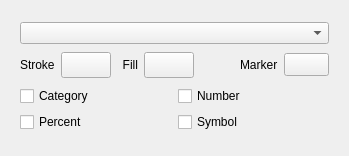
Old version of the form plugins/chartshape/widgets/RadarDataSetConfigWidget.ui in the repository KDE/calligra.
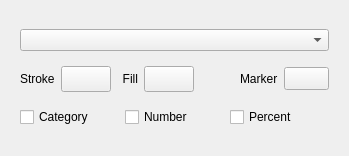
New version of the form. Custom widgets are drawn as their Qt base class.

Commit message:
Chart: Fix marker symbols
Marker symbols were mixed up with value-label-symbol.

Patch:
```diff
--- a/plugins/chartshape/widgets/RadarDataSetConfigWidget.ui
+++ b/plugins/chartshape/widgets/RadarDataSetConfigWidget.ui
@@ -16,8 +16,6 @@
     <widget class="QWidget" name="datasetWidgets" native="true">
      <layout class="QVBoxLayout" name="verticalLayout">
       <item>
-       <layout class="QGridLayout" name="gridLayout_2">
-        <item row="0" column="0">
          <widget class="QComboBox" name="dataSets">
           <property name="toolTip">
            <string>Select a data set</string>
@@ -27,8 +25,6 @@
           </property>
          </widget>
         </item>
-       </layout>
-      </item>
       <item>
        <layout class="QHBoxLayout" name="horizontalLayout_3">
         <item>
@@ -149,35 +145,28 @@
        </layout>
       </item>
       <item>
-       <layout class="QGridLayout" name="gridLayout">
-        <item row="0" column="0">
+       <layout class="QHBoxLayout" name="horizontalLayout">
+        <item>
          <widget class="QCheckBox" name="datasetShowCategory">
           <property name="text">
            <string>Category</string>
           </property>
          </widget>
         </item>
-        <item row="0" column="1">
+        <item>
          <widget class="QCheckBox" name="dataSetShowNumber">
           <property name="text">
            <string>Number</string>
           </property>
          </widget>
         </item>
-        <item row="1" column="0">
+        <item>
          <widget class="QCheckBox" name="datasetShowPercent">
           <property name="text">
            <string>Percent</string>
           </property>
          </widget>
         </item>
-        <item row="1" column="1">
-         <widget class="QCheckBox" name="datasetShowSymbol">
-          <property name="text">
-           <string>Symbol</string>
-          </property>
-         </widget>
-        </item>
        </layout>
       </item>
      </layout>
```
Lines whose indentation alone changed are shown as unchanged. The commit also changes 8 other files.
